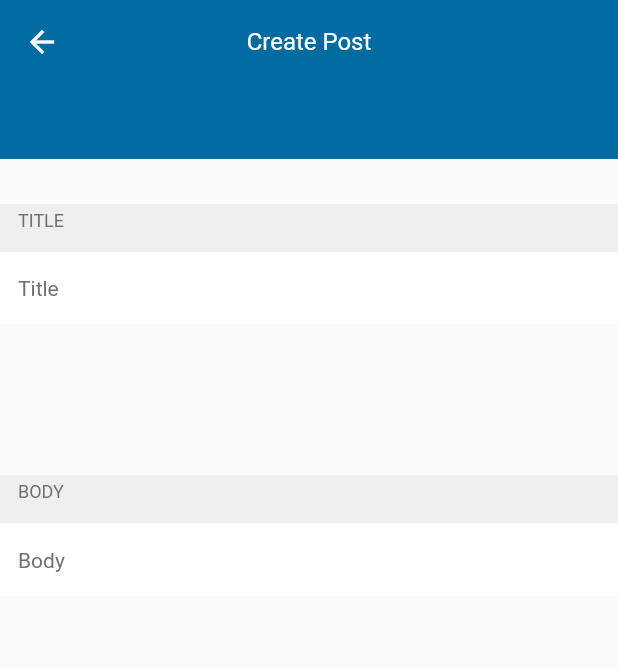
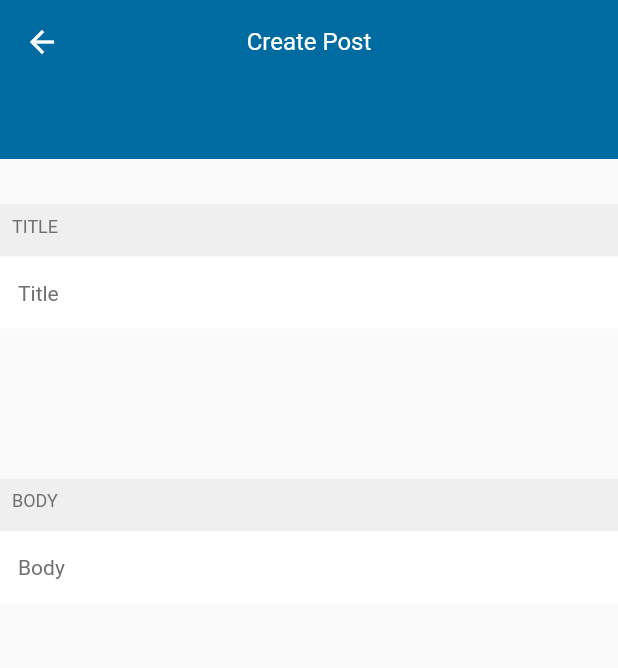
Before and after one commit to darshu2020/darshana_nagekar_interview_assignment, a Flutter app: the PostForm screen opened directly, on a phone screen of 412 x 824 dp. Shown: the top 668 px of the screen. Run offline on Flutter 3.47's test engine with Material 2 defaults, Android fonts, the phone set to English and light mode, and no system bars; network calls fail; Roboto replaces fonts that are missing (Montserrat).

Commit message:
UI changes

```diff
--- a/lib/controller/post_form/widget/post_form_widget.dart
+++ b/lib/controller/post_form/widget/post_form_widget.dart
@@ -103,9 +103,9 @@ Widget _buildContainer(BuildContext context, String text) {
   return Container(
     width: MediaQuery.of(context).size.width,
     color: AppColors.lighterGreyColor,
-    height: 32,
+    height: 35,
     child: Padding(
-      padding: EdgeInsets.only(left: 12.0, top: 4),
+      padding:  EdgeInsets.all(8.0),
       child: Text(
         text,
         style: AppTextStyle.montserratRegularGreyText,
--- a/lib/view/custom_alert_dialog.dart
+++ b/lib/view/custom_alert_dialog.dart
@@ -30,7 +30,7 @@ deletePostAlert(context,int postId) {
                         ],
                       ),
                       Padding(
-                        padding: const EdgeInsets.only(left:16.0,bottom: 4,right: 4),
+                        padding: const EdgeInsets.only(left:16.0,bottom: 4,right: 16.0),
                         child: Text(
                             'Once deleted, this post will be deleted Permanently',style: AppTextStyle.montserratLigthGreyText),
                       ),
```
Also changed, not shown: pubspec.yaml (+4 -5 lines).
